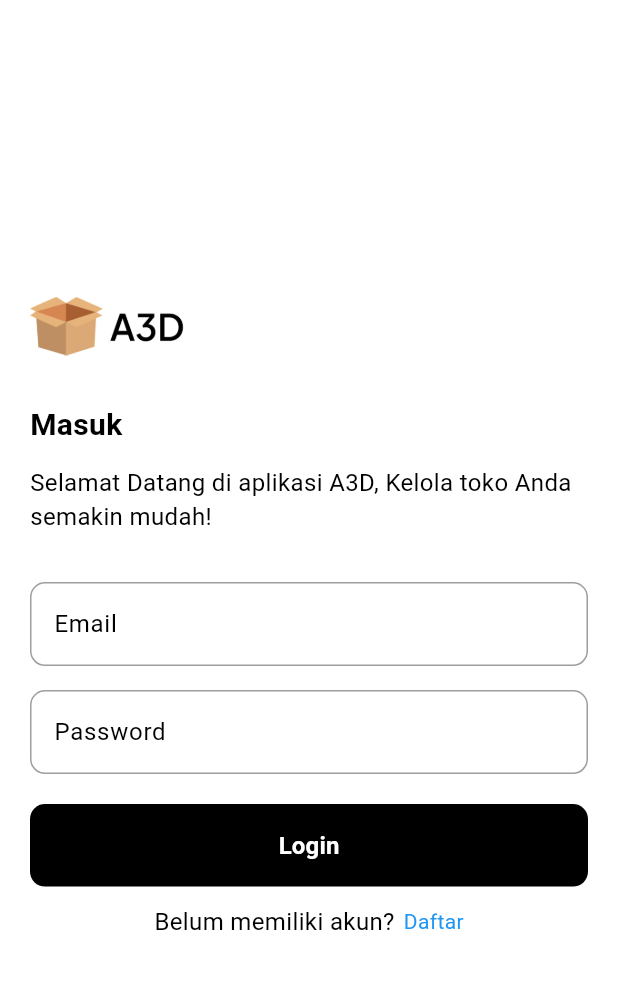
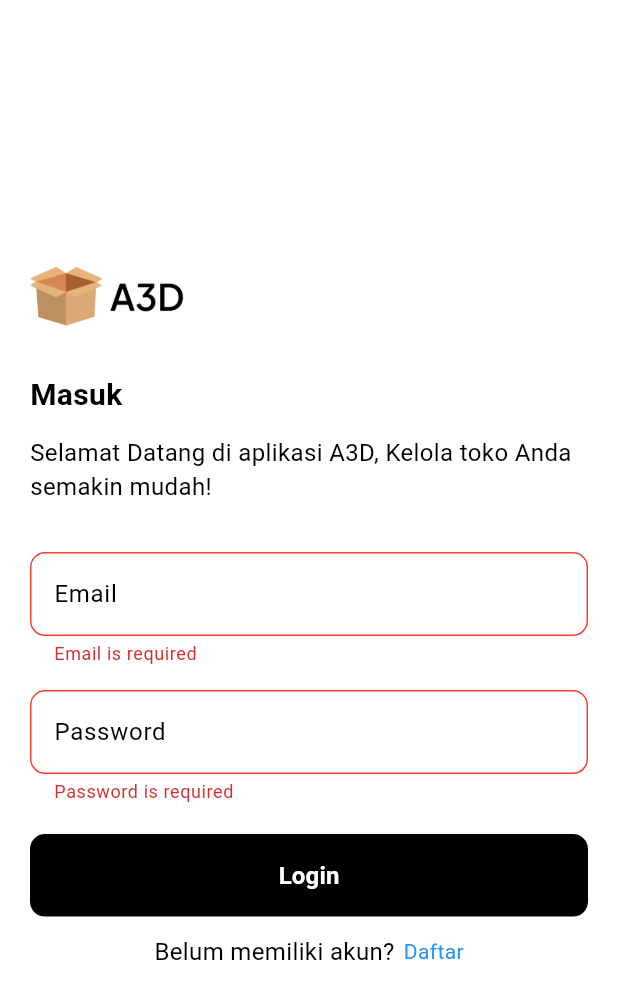
Before and after one commit to prasetyodidi/pmo-a3d, a Flutter app: the screen it shows after launch, on a phone screen of 412 x 824 dp. Shown: the top 999 px of the screen. Run offline on Flutter 3.47's test engine with Material 3 defaults, Android fonts, the light colour scheme and no system bars.

Commit message:
feat: login impl 70%

```diff
--- a/lib/components/CustomTextField.dart
+++ b/lib/components/CustomTextField.dart
@@ -5,22 +5,27 @@ class CustomTextField extends StatelessWidget {
   final TextEditingController controller;
   final String labelText;
   final bool obscureText;
+  final TextInputType keyboardType;
+  final String? Function(String?)? validator; // Validation function
 
   const CustomTextField({
     Key? key,
     required this.controller,
     required this.labelText,
     this.obscureText = false,
+    this.keyboardType = TextInputType.text,
+    this.validator, // Validator added here
   }) : super(key: key);
 
   @override
   Widget build(BuildContext context) {
     return Padding(
       padding: const EdgeInsets.symmetric(vertical: 8.0),
-      child: TextField(
+      child: TextFormField(
         controller: controller,
         obscureText: obscureText,
-        style: TextStyle(color: WHITE),
+        keyboardType: keyboardType,
+        style: TextStyle(color: BLACK),
         decoration: InputDecoration(
           labelText: labelText,
           labelStyle: TextStyle(color: BLACK),
@@ -28,11 +33,20 @@ class CustomTextField extends StatelessWidget {
             borderSide: BorderSide(color: GREY),
             borderRadius: BorderRadius.circular(10.0), // Rounded corners with radius 10
           ),
+          errorBorder: OutlineInputBorder(
+            borderSide: BorderSide(color: RED),
+            borderRadius: BorderRadius.circular(10.0), // Rounded corners with radius 10
+          ),
           focusedBorder: OutlineInputBorder(
             borderSide: BorderSide(color: BLACK),
             borderRadius: BorderRadius.circular(10.0), // Rounded corners with radius 10
           ),
+          focusedErrorBorder:OutlineInputBorder(
+            borderSide: BorderSide(color: RED),
+            borderRadius: BorderRadius.circular(10.0), // Rounded corners with radius 10
+          ),
         ),
+        validator: validator, // Validator function added here
       ),
     );
   }
--- a/lib/constants/index.dart
+++ b/lib/constants/index.dart
@@ -6,3 +6,4 @@ double TITLE_FONTSIZE = 20.0;
 Color BLACK = Colors.black;
 Color WHITE = Colors.white;
 Color GREY = Colors.grey;
+Color RED = Colors.red;
--- a/lib/screens/LoginScreen.dart
+++ b/lib/screens/LoginScreen.dart
@@ -1,3 +1,4 @@
+import 'package:a3d/api/impl/auth.dart';
 import 'package:a3d/components/CustomButton.dart';
 import 'package:a3d/components/CustomText.dart';
 import 'package:a3d/components/CustomTextField.dart';
@@ -6,15 +7,18 @@ import 'package:a3d/constants/index.dart';
 import 'package:flutter/material.dart';
 
 class LoginScreen extends StatefulWidget {
-  const LoginScreen({super.key});
+  const LoginScreen({Key? key}) : super(key: key);
 
   @override
   State<LoginScreen> createState() => _LoginScreenState();
 }
 
 class _LoginScreenState extends State<LoginScreen> {
+  final GlobalKey<FormState> _formKey = GlobalKey<FormState>();
   final TextEditingController _emailController = TextEditingController();
   final TextEditingController _passwordController = TextEditingController();
+  bool isLoadingLogin = false;
+
   @override
   Widget build(BuildContext context) {
     return Scaffold(
@@ -22,6 +26,9 @@ class _LoginScreenState extends State<LoginScreen> {
       body: Center(
         child: SingleChildScrollView(
           padding: EdgeInsets.symmetric(horizontal: 20.0),
+          child: Form(
+            autovalidateMode: AutovalidateMode.always,
+            key: _formKey,
             child: Column(
               mainAxisAlignment: MainAxisAlignment.start,
               crossAxisAlignment: CrossAxisAlignment.start,
@@ -36,47 +43,90 @@ class _LoginScreenState extends State<LoginScreen> {
                 // Text
                 Container(
                   margin: EdgeInsets.only(top: 32),
-              child: CustomText(text: "Masuk", textStyle: TextStyle(fontSize: TITLE_FONTSIZE, fontWeight: FontWeight.bold)),
+                  child: CustomText(
+                      text: "Masuk",
+                      textStyle: TextStyle(
+                          fontSize: TITLE_FONTSIZE, fontWeight: FontWeight.bold)),
                 ),
                 Container(
-              child: CustomText(text: "Selamat Datang di aplikasi A3D, Kelola toko Anda semakin mudah!"),
+                  child: CustomText(
+                      text:
+                          "Selamat Datang di aplikasi A3D, Kelola toko Anda semakin mudah!"),
                   margin: EdgeInsets.only(bottom: 24, top: 12),
                 ),
                 // Email TextField
                 CustomTextField(
                   labelText: 'Email',
                   controller: _emailController,
+                  obscureText: false,
+                  keyboardType: TextInputType.emailAddress,
+                  validator: (value) {
+                    if (value == null || value.isEmpty) {
+                      return 'Email is required';
+                    }
+                    return null;
+                  },
                 ),
                 // Password TextField
                 CustomTextField(
                   labelText: 'Password',
+                  obscureText: true,
                   controller: _passwordController,
+                  validator: (value) {
+                    if (value == null || value.isEmpty) {
+                      return 'Password is required';
+                    }
+                    return null;
+                  },
                 ),
-              SizedBox(height: 12,),
+                SizedBox(
+                  height: 12,
+                ),
                 // Login Button
                 CustomButton(
-                text: 'Login',
+                  text: isLoadingLogin ? '...' : 'Login',
                   onPressed: () {
-                      Navigator.push(context, MaterialPageRoute(builder: (builder) => Navbar()));
+  if (isLoadingLogin || !_formKey.currentState!.validate()) return; // Check if the form is valid
+  setState(() {
+    isLoadingLogin = true;
+  });
+  processLogin(context, _emailController.text, _passwordController.text)
+      .then((val) {
+    setState(() {
+      isLoadingLogin = false;
+    });
+  });
 },
+
                 ),
-              SizedBox(height: 12,),
+                SizedBox(
+                  height: 12,
+                ),
                 Row(
                   mainAxisAlignment: MainAxisAlignment.center,
                   children: [
                     CustomText(text: "Belum memiliki akun?"),
-                  SizedBox(width: 6,),
+                    SizedBox(
+                      width: 6,
+                    ),
                     GestureDetector(
-                    onTap: (){
-                      Navigator.push(context, MaterialPageRoute(builder: (builder) => Navbar()));
+                      onTap: () {
+                        Navigator.push(context,
+                            MaterialPageRoute(builder: (builder) => Navbar()));
                       },
-                    child: CustomText(text: "Daftar", textStyle: TextStyle(color: Colors.blue, decoration: TextDecoration.underline)),)
+                      child: CustomText(
+                          text: "Daftar",
+                          textStyle: TextStyle(
+                              color: Colors.blue,
+                              decoration: TextDecoration.underline)),
+                    )
                   ],
                 ),
               ],
             ),
           ),
         ),
+      ),
     );
   }
 }
```
Also changed, not shown: lib/api/impl/auth.dart (added, +29 -0 lines), lib/api/index.dart (+16 -14 lines), lib/components/Snackbar.dart (added, +33 -0 lines). Lines whose indentation alone changed are shown as unchanged.
